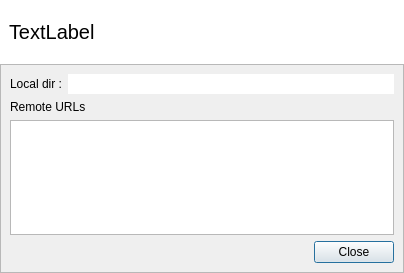
Old version of the form src/RepositoryPropertyDialog.ui in the repository soramimi/Guitar.
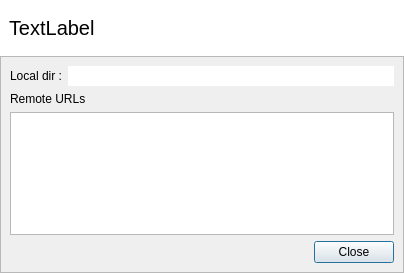
New version of the form. Custom widgets are drawn as their Qt base class.

```diff
--- a/src/RepositoryPropertyDialog.ui
+++ b/src/RepositoryPropertyDialog.ui
@@ -30,19 +30,7 @@
     <number>0</number>
    </property>
    <item>
-    <widget class="QFrame" name="frame">
-     <property name="minimumSize">
-      <size>
-       <width>0</width>
-       <height>64</height>
-      </size>
-     </property>
-     <property name="maximumSize">
-      <size>
-       <width>16777215</width>
-       <height>64</height>
-      </size>
-     </property>
+    <widget class="DialogHeaderFrame" name="frame">
      <property name="styleSheet">
       <string notr="true">QFrame {
 	background: #ffffff;
@@ -55,6 +43,12 @@
       <enum>QFrame::Plain</enum>
      </property>
      <layout class="QHBoxLayout" name="horizontalLayout">
+      <property name="topMargin">
+       <number>16</number>
+      </property>
+      <property name="bottomMargin">
+       <number>16</number>
+      </property>
       <item>
        <widget class="QLabel" name="label_name">
         <property name="font">
@@ -62,6 +56,12 @@
           <pointsize>15</pointsize>
          </font>
         </property>
+        <property name="styleSheet">
+         <string notr="true">QLabel {
+	background: transparent;
+}
+</string>
+        </property>
         <property name="text">
          <string>TextLabel</string>
         </property>
@@ -156,6 +156,12 @@
    <extends>QTableWidget</extends>
    <header>RemoteRepositoriesTableWidget.h</header>
   </customwidget>
+  <customwidget>
+   <class>DialogHeaderFrame</class>
+   <extends>QFrame</extends>
+   <header>DialogHeaderFrame.h</header>
+   <container>1</container>
+  </customwidget>
  </customwidgets>
  <resources/>
  <connections>
```
